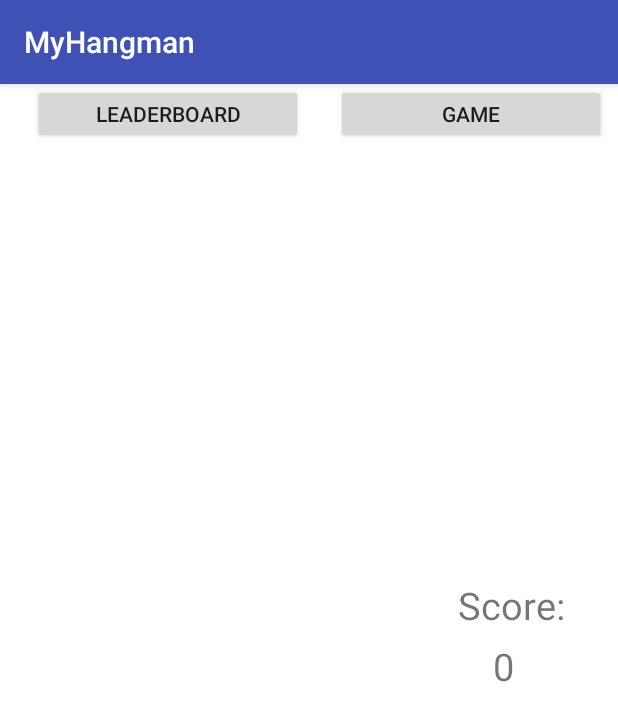
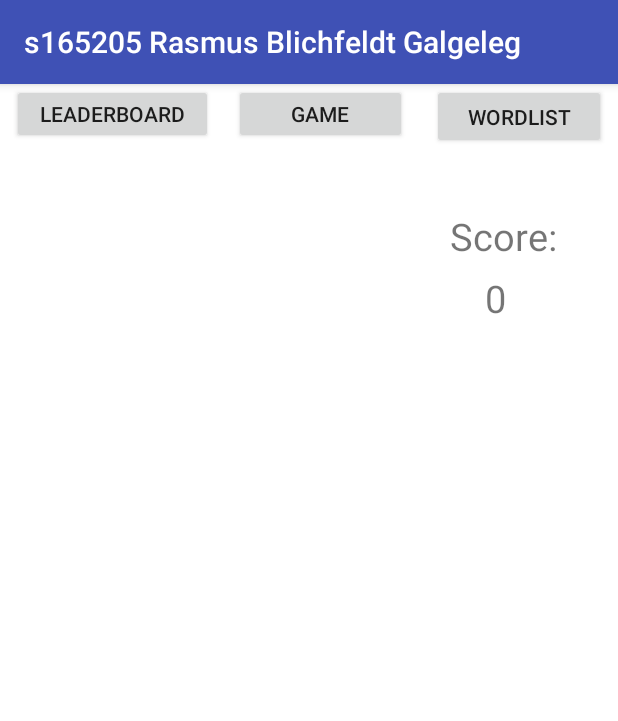
Before and after one commit to kirasm/HangmanApp, an Android app: the screen it shows after launch (MainActivity), on a phone screen of 412 x 824 dp. Shown: the top 721 px of the screen. Run offline under Robolectric (Android 15) with nearby library versions, the phone set to English and light mode, and no system bars; libraries missing offline, so code that uses them is left out: com.github.jinatonic.confetti; network calls fail.

Commit message:
Fucking shit

```diff
--- a/app/build.gradle
+++ b/app/build.gradle
@@ -5,7 +5,7 @@ android {
     buildToolsVersion '26.0.2'
     defaultConfig {
         applicationId "com.example.rasmus.myhangman"
-        minSdkVersion 26
+        minSdkVersion 21
         targetSdkVersion 26
         versionCode 1
         versionName "1.0"
@@ -31,5 +31,6 @@ dependencies {
     })
     compile 'com.android.support:appcompat-v7:26.+'
     compile 'com.android.support.constraint:constraint-layout:1.0.2'
+    compile 'com.github.jinatonic.confetti:confetti:1.1.1'
     testCompile 'junit:junit:4.12'
 }
--- a/app/src/main/java/com/example/rasmus/myhangman/GameFragment.java
+++ b/app/src/main/java/com/example/rasmus/myhangman/GameFragment.java
@@ -1,9 +1,12 @@
 package com.example.rasmus.myhangman;
 
+import android.app.Activity;
 import android.app.AlertDialog;
 import android.app.Fragment;
 import android.content.DialogInterface;
+import android.content.SharedPreferences;
 import android.content.res.Resources;
+import android.graphics.Bitmap;
 import android.graphics.Color;
 import android.os.Bundle;
 import android.view.LayoutInflater;
@@ -14,8 +17,15 @@ import android.widget.ImageView;
 import android.widget.LinearLayout;
 import android.widget.TextView;
 
+import com.github.jinatonic.confetti.ConfettiManager;
+import com.github.jinatonic.confetti.ConfettiSource;
+import com.github.jinatonic.confetti.ConfettoGenerator;
+import com.github.jinatonic.confetti.confetto.BitmapConfetto;
+import com.github.jinatonic.confetti.confetto.Confetto;
+
 import java.util.ArrayList;
 import java.util.Arrays;
+import java.util.List;
 import java.util.Random;
 
 /**
@@ -45,9 +55,11 @@ public class GameFragment extends Fragment {
     private ViewGroup container;
     private FileHandler fileHandler;
     private ArrayList<String> drWordList = new ArrayList<>();
+    private SharedPreferences mySharedPreferences;
 
     public View onCreateView(LayoutInflater inflater, ViewGroup container,
                              Bundle savedInstanceState) {
+
         // Inflate the layout for this fragment
         v = inflater.inflate(R.layout.fragment_game, container, false);
         this.container = container;
@@ -71,14 +83,12 @@ public class GameFragment extends Fragment {
         fileHandler = new FileHandler(container);
         NetworkHandler n = new NetworkHandler();
 
-        Thread thread = new Thread(() -> {
-            try {
-                drWordList = n.hentOrdFraDr();
-            } catch (Exception e) {
-                e.printStackTrace();
+        mySharedPreferences = container.getContext().getSharedPreferences("WORDLIST", Activity.MODE_PRIVATE);
+
+        if(drWordList.isEmpty()){
+            drWordList = getWords(n);
+
         }
-        });
-        thread.start();
 
         playRound();
 
@@ -89,9 +99,9 @@ public class GameFragment extends Fragment {
 
         ArrayList<String> usedWords = new ArrayList();
 
-        if(drWordList.size() != 0){
+        if (drWordList.size() != 0) {
             String[] returnedWords = new String[drWordList.size()];
-            for(int i = 0; i < drWordList.size(); i++){
+            for (int i = 0; i < drWordList.size(); i++) {
                 returnedWords[i] = drWordList.get(i).toUpperCase();
             }
             words = returnedWords;
@@ -101,8 +111,11 @@ public class GameFragment extends Fragment {
 
         boolean check = false;
         while (!check) {
+           if(mySharedPreferences.getString("0",null) == null){
                randWord = words[rand.nextInt(words.length)];
-
+           } else {
+               randWord = mySharedPreferences.getString(rand.nextInt()+"", null);
+           }
             if (!usedWords.contains(randWord)) {
                 usedWords.add(randWord);
                 check = true;
@@ -165,26 +178,12 @@ public class GameFragment extends Fragment {
                 // Disable Buttons
                 disableBtns();
 
-                // Display Alert Dialog
-                AlertDialog.Builder popupWin = new AlertDialog.Builder(container.getContext());
-                popupWin.setTitle("There you go!");
-                popupWin.setMessage("You win!\n\nAnswer:\n\n" + randWord + "\n\nScore: " + score + "               " + "Tries left: " + tries);
-                popupWin.setPositiveButton("Next word",
-                        new DialogInterface.OnClickListener() {
-                            public void onClick(DialogInterface dialog, int id) {
                 checkHighScore(score + 10);
-                                playRound();
-                            }
-                        });
+                Bundle b = new Bundle();
+                b.putString("word",randWord);
+                b.putInt("score",score);
+                winLoseScreen(new WinningFragment(), b);
 
-                popupWin.setNegativeButton("Exit",
-                        new DialogInterface.OnClickListener() {
-                            public void onClick(DialogInterface dialog, int id) {
-                                //   finish();
-                            }
-                        });
-
-                popupWin.show();
             }
         } else if (currPart < numParts) {
             //some guesses left
@@ -195,13 +194,11 @@ public class GameFragment extends Fragment {
             //user has lost
             disableBtns();
             tries--;
-            // Display Alert Dialog
-            AlertDialog.Builder popupLose = new AlertDialog.Builder(container.getContext());
-            popupLose.setTitle("Not this time");
-            popupLose.setMessage("You lose!\n\nAnswer:\n\n" + randWord + "\n\nScore: " + score + "               " + "Tries left: " + tries);
-            popupLose.setPositiveButton("Try again",
-                    new DialogInterface.OnClickListener() {
-                        public void onClick(DialogInterface dialog, int id) {
+            Bundle b = new Bundle();
+            b.putString("word",randWord);
+            b.putInt("score",score);
+
+            winLoseScreen(new LosingFragment(),b);
 
             if (tries > 0) {
                 playRound();
@@ -210,17 +207,6 @@ public class GameFragment extends Fragment {
                 reset();
                 playRound();
             }
-                        }
-                    });
-
-            popupLose.setNegativeButton("Exit",
-                    new DialogInterface.OnClickListener() {
-                        public void onClick(DialogInterface dialog, int id) {
-                            //finish();
-                        }
-                    });
-
-            popupLose.show();
 
         }
     }
@@ -232,23 +218,43 @@ public class GameFragment extends Fragment {
         }
     }
 
+    public ArrayList getWords(NetworkHandler n) {
+
+        Thread thread = new Thread(() -> {
+            try {
+                drWordList = n.hentOrdFraDr();
+            } catch (Exception e) {
+                e.printStackTrace();
+            }
+        });
+        try {
+            thread.start();
+            thread.join();
+
+        } catch (Exception e) {
+
+        }
+        return drWordList;
+    }
+
+
     public boolean checkHighScore(int score) {
 
         int[] scoreList = fileHandler.readHighscores();
         int temp;
         Arrays.sort(scoreList);
 
-        if(scoreList[scoreList.length-1] < score){
-            int[] newScoreList = new int[scoreList.length+1];
+        if (scoreList[scoreList.length - 1] < score) {
+            int[] newScoreList = new int[scoreList.length + 1];
             for (int i = 0; i < scoreList.length; i++) {
                 newScoreList[i] = scoreList[i];
             }
-            newScoreList[newScoreList.length-1] = score;
+            newScoreList[newScoreList.length - 1] = score;
 
-            for (int i = 0; i < newScoreList.length/2; i++) {
+            for (int i = 0; i < newScoreList.length / 2; i++) {
                 temp = newScoreList[i];
-                newScoreList[i] = newScoreList[newScoreList.length-1-i];
-                newScoreList[newScoreList.length-1-i] = temp;
+                newScoreList[i] = newScoreList[newScoreList.length - 1 - i];
+                newScoreList[newScoreList.length - 1 - i] = temp;
             }
 
             fileHandler.writeHighscore(newScoreList);
@@ -266,4 +272,13 @@ public class GameFragment extends Fragment {
         tries = 3;
     }
 
+    public void winLoseScreen(Fragment fragment, Bundle b) {
+
+        fragment.setArguments(b);
+        getFragmentManager().beginTransaction()
+                .replace(R.id.content_frame, fragment)
+                .addToBackStack("d")
+                .commit();
     }
+
+}
--- a/app/src/main/java/com/example/rasmus/myhangman/MainActivity.java
+++ b/app/src/main/java/com/example/rasmus/myhangman/MainActivity.java
@@ -2,6 +2,7 @@ package com.example.rasmus.myhangman;
 
 import android.app.Fragment;
 import android.app.FragmentManager;
+import android.content.Intent;
 import android.support.v7.app.AppCompatActivity;
 import android.os.Bundle;
 import android.view.View;
@@ -22,6 +23,7 @@ public class MainActivity extends AppCompatActivity {
 
         Button game_btn = (Button) findViewById(R.id.game_btn);
         Button leaderboard_btn = (Button) findViewById(R.id.leaderboard_btn);
+        Button settings_btn = (Button) findViewById(R.id.wordlist_btn);
 
         game_btn.setOnClickListener(new View.OnClickListener() {
             public void onClick(View v) {
@@ -33,6 +35,13 @@ public class MainActivity extends AppCompatActivity {
         leaderboard_btn.setOnClickListener(new View.OnClickListener() {
             public void onClick(View v) {
                 fragment = new LeaderboardFragment();
+                changeFragment();
+            }
+        });
+
+        settings_btn.setOnClickListener(new View.OnClickListener() {
+            public void onClick(View v) {
+                fragment = new WordlistFragment();
                 changeFragment();
             }
         });
--- a/app/src/main/res/layout/activity_main.xml
+++ b/app/src/main/res/layout/activity_main.xml
@@ -10,36 +10,53 @@
 
     <Button
         android:id="@+id/leaderboard_btn"
-        android:layout_width="180dp"
+        android:layout_width="134dp"
         android:layout_height="40dp"
+        android:layout_alignParentStart="true"
+        android:layout_alignParentTop="true"
         android:layout_marginEnd="8dp"
         android:layout_marginStart="8dp"
         android:text="Leaderboard"
-        app:layout_constraintEnd_toStartOf="@+id/game_btn"
-        app:layout_constraintStart_toStartOf="parent" />
+        app:layout_constraintEnd_toEndOf="parent"
+        app:layout_constraintHorizontal_bias="0.0"
+        app:layout_constraintStart_toStartOf="parent"
+        tools:layout_editor_absoluteY="0dp" />
+
+    <Button
+        android:id="@+id/wordlist_btn"
+        android:layout_width="116dp"
+        android:layout_height="43dp"
+        android:layout_alignParentBottom="true"
+        android:layout_alignParentEnd="true"
+        android:layout_marginEnd="8dp"
+        android:text="Wordlist"
+        app:layout_constraintEnd_toEndOf="parent"
+        app:layout_constraintHorizontal_bias="1.0"
+        app:layout_constraintStart_toStartOf="parent"
+        tools:layout_editor_absoluteY="0dp" />
 
     <Button
         android:id="@+id/game_btn"
-        android:layout_width="180dp"
+        android:layout_width="115dp"
         android:layout_height="40dp"
-        android:layout_marginEnd="8dp"
+        android:layout_alignParentStart="true"
+        android:layout_alignParentTop="true"
+        android:layout_marginStart="8dp"
         android:text="Game"
         app:layout_constraintEnd_toEndOf="parent"
-        tools:layout_editor_absoluteY="0dp" />
+        app:layout_constraintHorizontal_bias="0.513"
+        app:layout_constraintStart_toStartOf="parent"
+        app:layout_constraintTop_toTopOf="parent" />
 
     <RelativeLayout
         android:id="@+id/content_frame"
         android:layout_width="402dp"
-        android:layout_height="473dp"
+        android:layout_height="479dp"
         android:layout_marginBottom="8dp"
-        android:layout_marginEnd="8dp"
-        android:layout_marginStart="8dp"
-        android:layout_marginTop="8dp"
         app:layout_constraintBottom_toBottomOf="parent"
-        app:layout_constraintEnd_toEndOf="parent"
-        app:layout_constraintStart_toStartOf="parent"
-        app:layout_constraintTop_toTopOf="parent"
-        app:layout_constraintVertical_bias="1.0">
+        app:layout_constraintTop_toBottomOf="@+id/game_btn"
+        app:layout_constraintVertical_bias="0.0"
+        tools:layout_editor_absoluteX="0dp">
 
     </RelativeLayout>
 
--- a/app/src/main/res/layout/list_item.xml
+++ b/app/src/main/res/layout/score_item.xml
@@ -4,6 +4,6 @@
     <TextView
         android:layout_width="match_parent"
         android:layout_height="wrap_content"
-        android:id="@+id/text"
+        android:id="@+id/text2"
         android:textSize="30dp"/>
 </LinearLayout>
--- a/app/src/main/res/values/strings.xml
+++ b/app/src/main/res/values/strings.xml
@@ -1,5 +1,5 @@
 <resources>
-    <string name="app_name">MyHangman</string>
+    <string name="app_name">s165205 Rasmus Blichfeldt Galgeleg</string>
 
     <!-- TODO: Remove or change this placeholder text -->
     <string name="hello_blank_fragment">Hello blank fragment</string>
--- a/build.gradle
+++ b/build.gradle
@@ -6,7 +6,7 @@ buildscript {
         google()
     }
     dependencies {
-        classpath 'com.android.tools.build:gradle:3.0.0'
+        classpath 'com.android.tools.build:gradle:3.0.1'
 
         // NOTE: Do not place your application dependencies here; they belong
         // in the individual module build.gradle files
```
Also changed, not shown: app/src/main/java/com/example/rasmus/myhangman/DrLoading.java (added, +65 -0 lines), app/src/main/java/com/example/rasmus/myhangman/LeaderboardFragment.java (+1 -7 lines), app/src/main/java/com/example/rasmus/myhangman/LosingFragment.java (added, +45 -0 lines), app/src/main/java/com/example/rasmus/myhangman/WinningFragment.java (added, +46 -0 lines), app/src/main/java/com/example/rasmus/myhangman/WordAdapter.java (added, +75 -0 lines), app/src/main/java/com/example/rasmus/myhangman/WordlistFragment.java (added, +58 -0 lines), app/src/main/res/layout/losing_screen.xml (added, +75 -0 lines), app/src/main/res/layout/settings.xml (added, +15 -0 lines), app/src/main/res/layout/test.xml (added, +15 -0 lines), app/src/main/res/layout/winning_screen.xml (added, +75 -0 lines), app/src/main/res/layout/word_item.xml (added, +40 -0 lines), app/src/main/res/layout/wordlist.xml (added, +19 -0 lines). Lines whose indentation alone changed are shown as unchanged.
